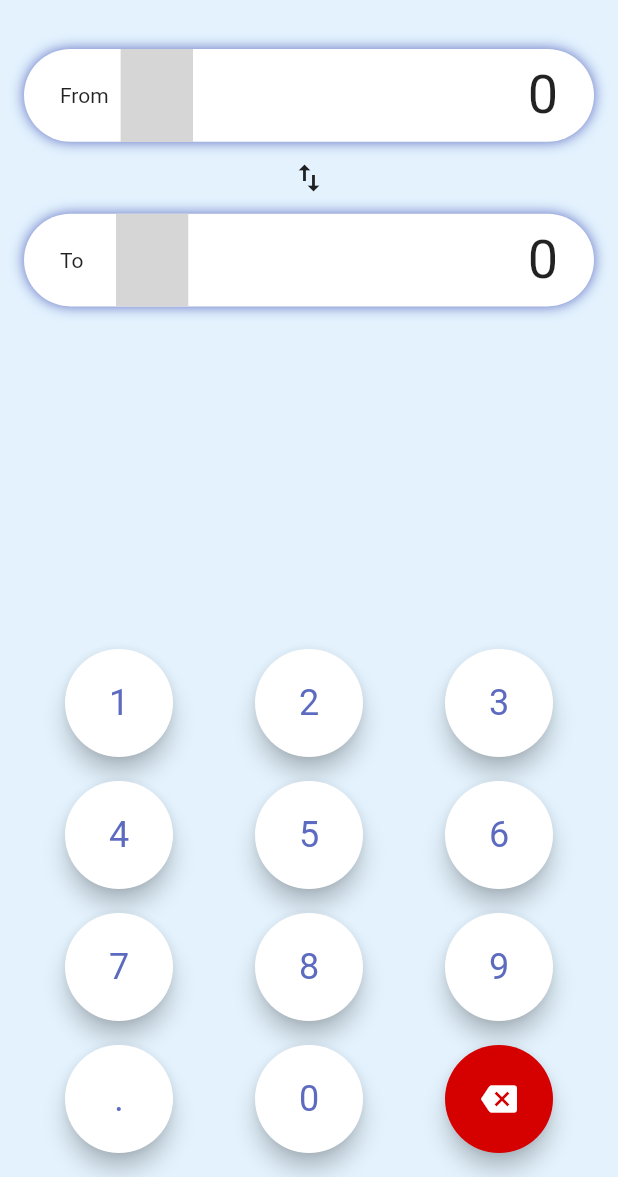
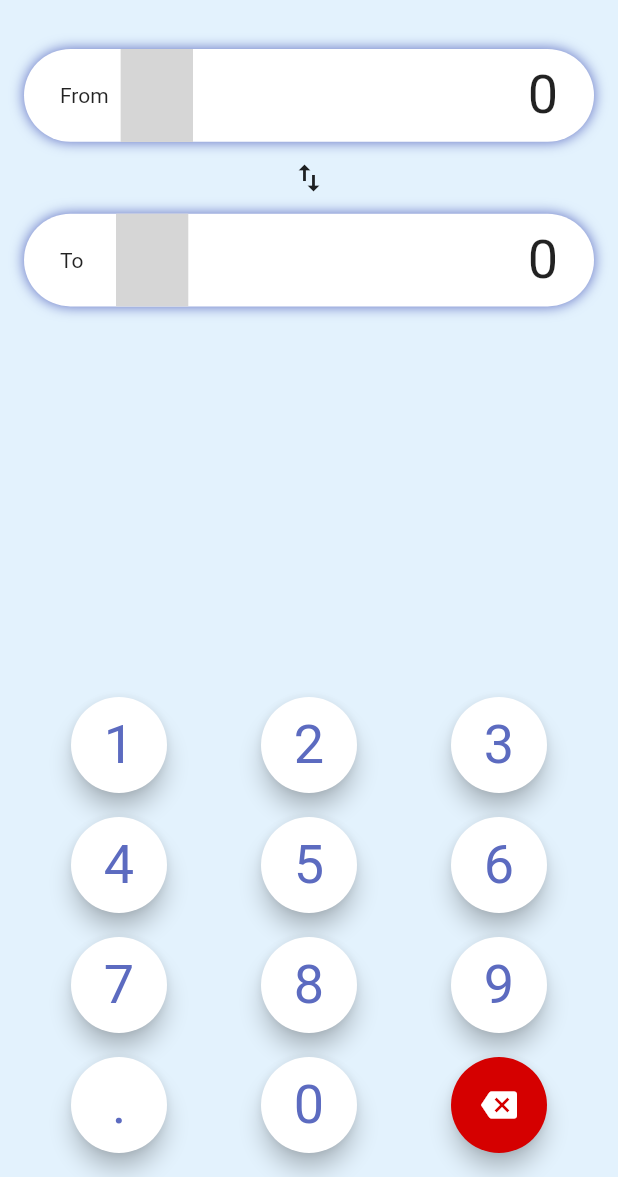
Before and after one commit to MuhammadEssam96/CurrencyConverter, a Flutter app: the screen it shows after launch, on a phone screen of 412 x 824 dp, the part 59-1236 px from its top. Run offline on Flutter 3.47's test engine with Material 2 defaults, Android fonts, the phone set to English and light mode, and no system bars; drawn by our look-alikes of auto_size_text; our stand-ins replace bloc, flutter_bloc; missing offline and left inert: currency_pickers; grey boxes are pictures that could not be loaded.

Commit message:
Resize num pad buttons and text sizes

```diff
--- a/lib/ui/widgets/num_pad_button_widget.dart
+++ b/lib/ui/widgets/num_pad_button_widget.dart
@@ -11,8 +11,8 @@ class NumPadButtonWidget extends StatelessWidget {
   @override
   Widget build(BuildContext context) {
     return Container(
-      width: 72,
-      height: 72,
+      width: 64,
+      height: 64,
       child: RawMaterialButton(
         fillColor: text != "<" ? AppColors.white : AppColors.redA700,
         shape: CircleBorder(),
@@ -20,7 +20,7 @@ class NumPadButtonWidget extends StatelessWidget {
         child: text != "<" ? Text(
           text,
           style: TextStyle(
-            fontSize: 24,
+            fontSize: 36,
             color: AppColors.blue400
           ),
         ) : Icon(Icons.backspace, color: AppColors.white,),
```
